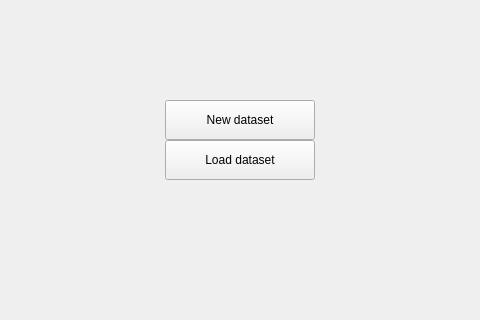
Above: src/ui/ui-files/MainWindow.ui from XROMMPackages/xmalab before the change; both pictures show x 180 to 660 and y 160 to 480 of the 840 by 978 pixel window. Below: the same form after it.
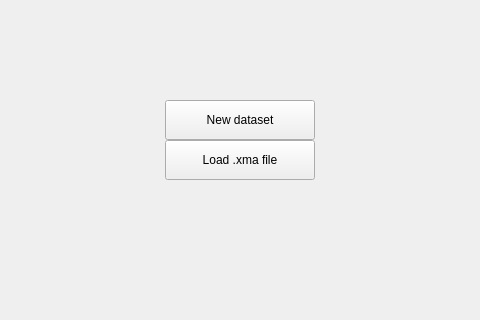
That is the form after the change. Icons and pictures are not drawn.

Commit message: Change text on startscreen to “Load .xma file”

```diff
--- a/src/ui/ui-files/MainWindow.ui
+++ b/src/ui/ui-files/MainWindow.ui
@@ -136,7 +136,7 @@
              </size>
             </property>
             <property name="text">
-             <string>Load dataset</string>
+             <string>Load .xma file</string>
             </property>
            </widget>
           </item>
```
